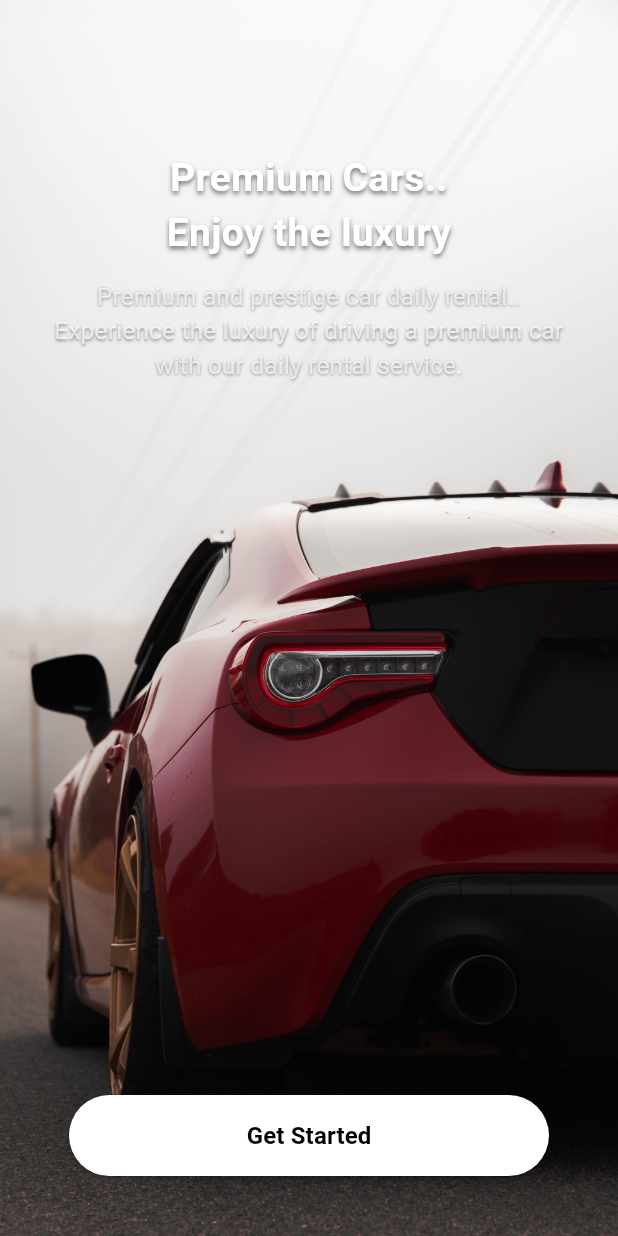
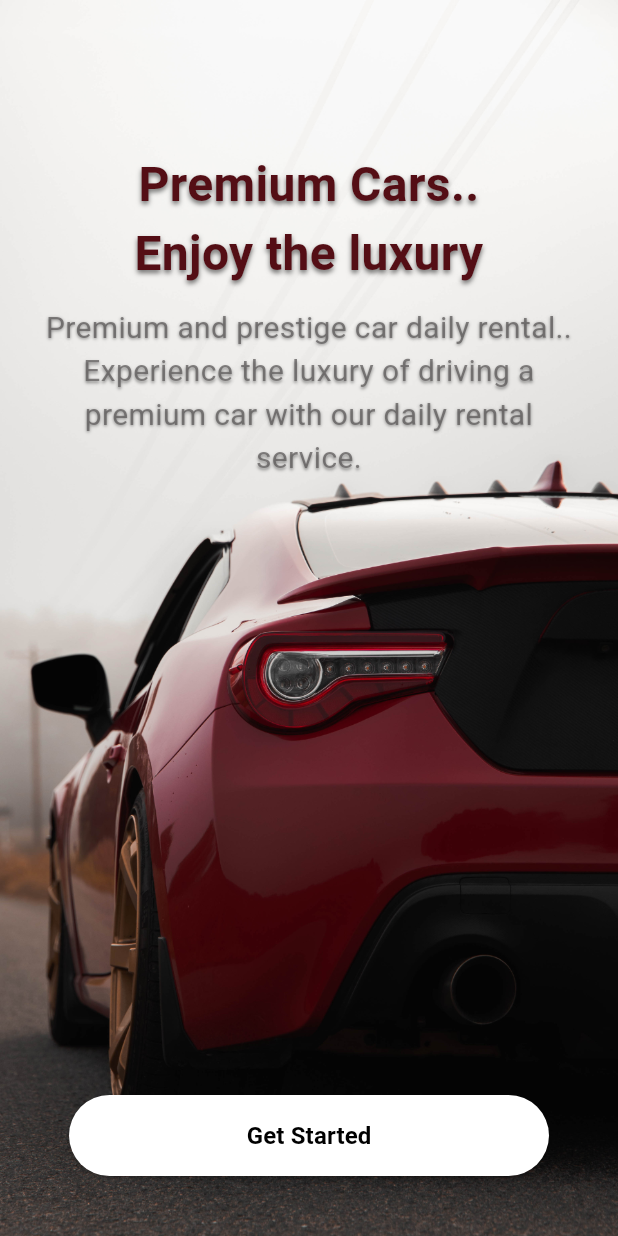
Before and after one commit to ChaminduWn/Car_Rental, a Flutter app: the screen it shows after launch, on a phone screen of 412 x 824 dp. Run offline on Flutter 3.47's test engine with Material 3 defaults, Android fonts, the light colour scheme and no system bars; our stand-ins replace bloc, cloud_firestore, firebase_core, flutter_bloc, flutter_map, get_it and 1 more; accounts and stored records are empty.

Commit message:
chage font colors

```diff
--- a/lib/presentation/pages/onboarding_page.dart
+++ b/lib/presentation/pages/onboarding_page.dart
@@ -29,8 +29,8 @@ class OnboardingPage extends StatelessWidget {
                     'Premium Cars..\nEnjoy the luxury',
                     textAlign: TextAlign.center,
                     style: TextStyle(
-                      color: Colors.white,
-                      fontSize: 26,
+                      color: Color(0xFF540E15) ,
+                      fontSize: 32,
                       fontWeight: FontWeight.bold,
                       shadows: [
                         Shadow(
@@ -46,8 +46,8 @@ class OnboardingPage extends StatelessWidget {
                     'Premium and prestige car daily rental..\nExperience the luxury of driving a premium car with our daily rental service.',
                     textAlign: TextAlign.center,
                     style: TextStyle(
-                      color: Colors.white70,
-                      fontSize: 16,
+                      color: Color.fromARGB(179, 88, 85, 85),
+                      fontSize: 20,
                       shadows: [
                         Shadow(
                           offset: Offset(0, 1),
```
Also changed, not shown: assets/car_logo.png (added), 2 other files.
